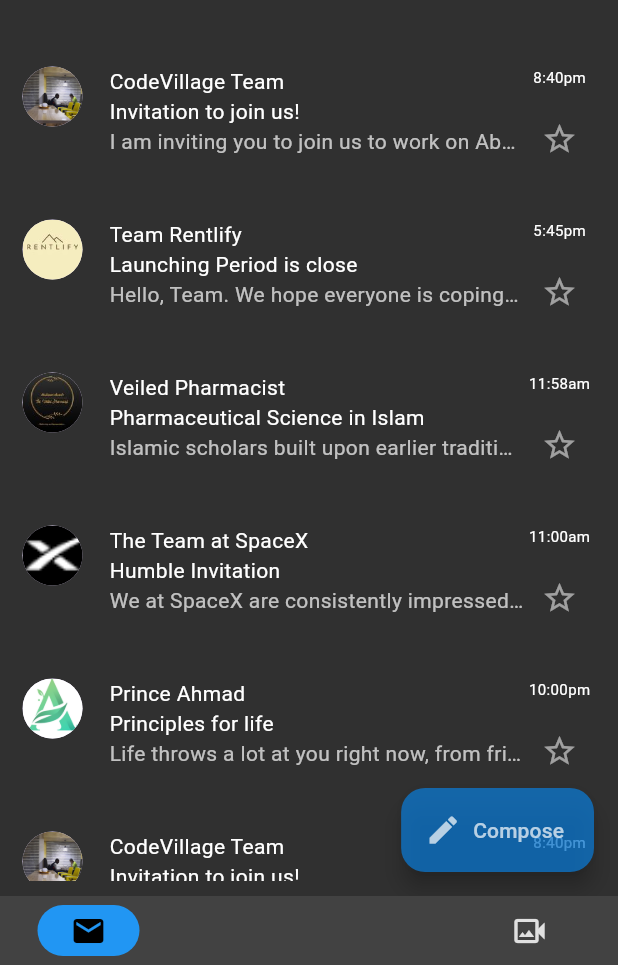
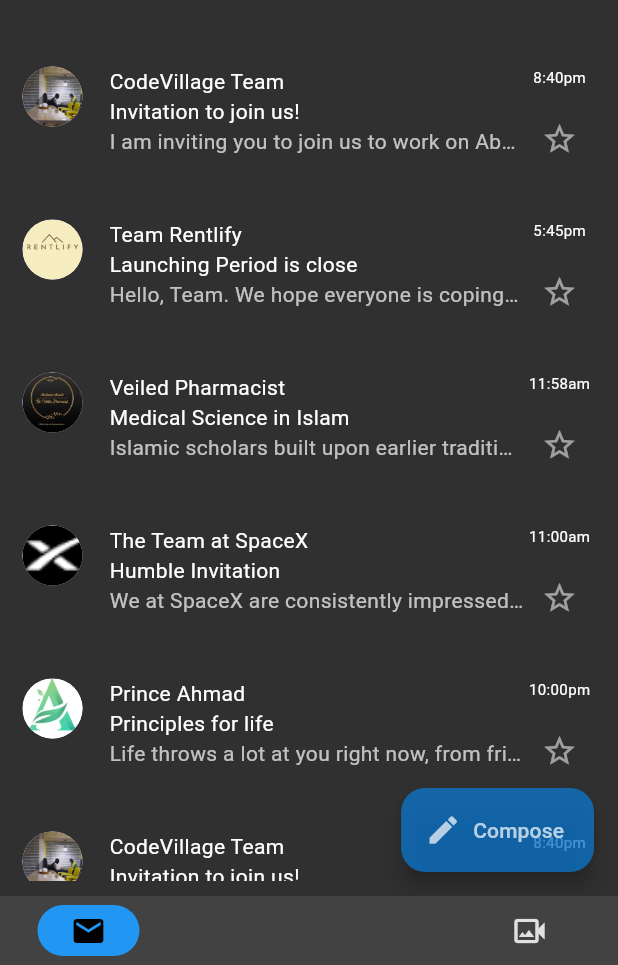
Before and after one commit to ahmad-cod/gmail_ui_clone, a Flutter app: the screen it shows after launch, on a phone screen of 412 x 824 dp, the part 271-1236 px from its top. Run offline on Flutter 3.47's test engine with Material 3 defaults, Android fonts, the phone set to English and light mode, and no system bars; drawn by our look-alikes of google_nav_bar; our stand-ins replace flutter_svg.

```diff
--- a/lib/model/email.dart
+++ b/lib/model/email.dart
@@ -38,7 +38,7 @@
   Email(
       senderImage: 'maafy.jpeg',
       senderName: 'Veiled Pharmacist',
-      title: 'Pharmaceutical Science in Islam',
+      title: 'Medical Science in Islam',
       message:
           'Islamic scholars built upon earlier traditions and emphasized a scientific approach, with experimentation and record-keeping.',
       time: '11:58am'),
```
Also changed, not shown: lib/pages/email_view.dart (+11 -8 lines).
